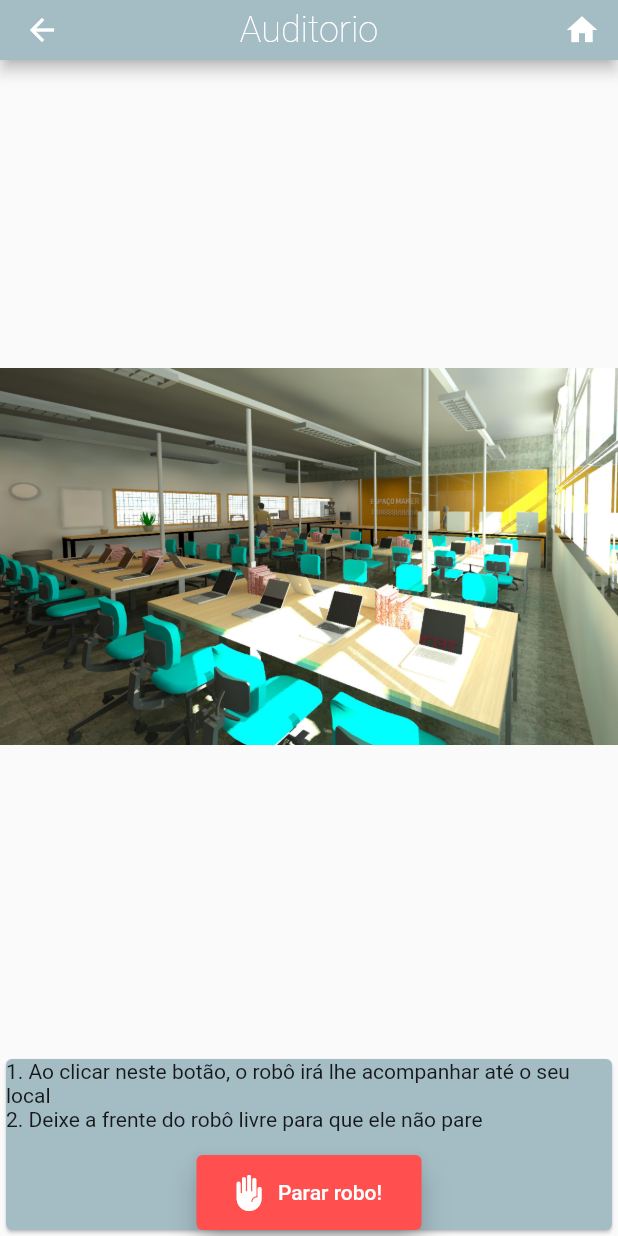
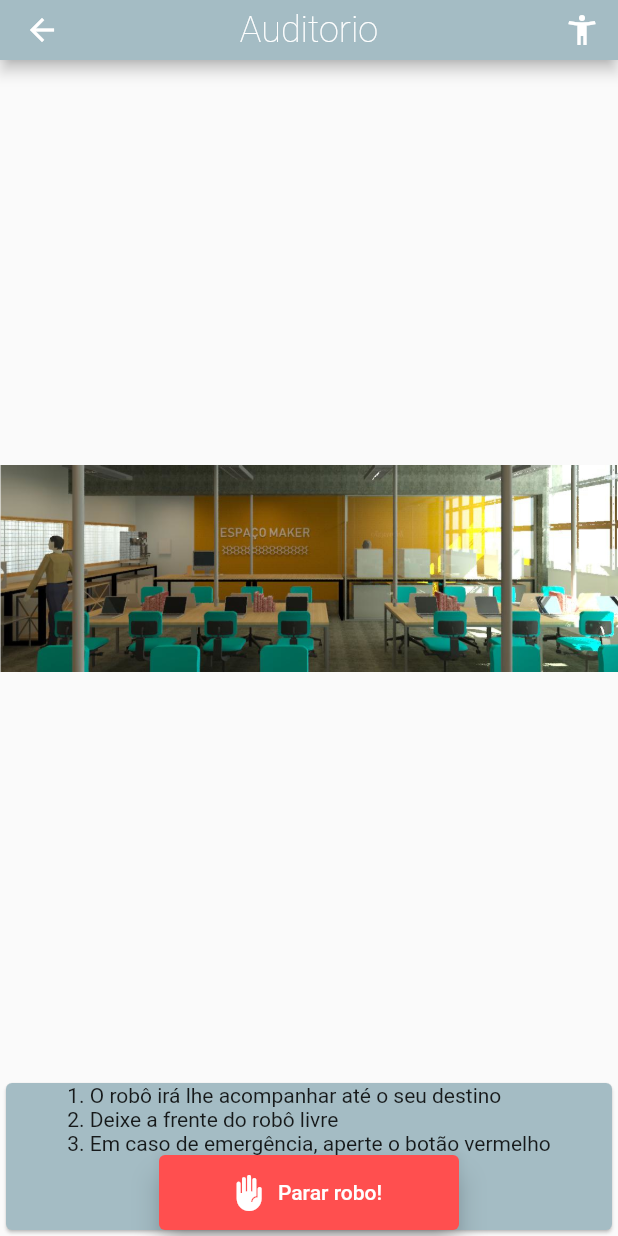
Before and after one commit to augustodsgv/app_robo, a Flutter app: the LocalizeMe screen opened directly, after a tap on an icon or button, on a phone screen of 412 x 824 dp. Run offline on Flutter 3.47's test engine with Material 2 defaults, Android fonts, the phone set to English and light mode, and no system bars; Roboto replaces fonts that are missing (Comfortaa).

Commit message:
Finalizando últimos detalhes

```diff
--- a/projeto/lib/components/walk_button.dart
+++ b/projeto/lib/components/walk_button.dart
@@ -1,12 +1,14 @@
 /**
+ * Programa : walk_button.dart
  * Descrição : Botão que mostras os locais a qual o robo irá
  * Autor : Augusto dos Santos
- * Data : 11/03/2023
+ * Última edição : 11/03/2023
  */
+///
 
 import 'package:flutter/material.dart';
-import 'package:projeto/cores.dart';
-import 'package:projeto/estilos.dart';
+import 'package:projeto/estilos/cores.dart';
+import 'package:projeto/estilos/fontes.dart';
 
 class WalkButton extends StatefulWidget {
   final Null Function() onPressed;
@@ -46,7 +48,7 @@ class _WalkButtonState extends State<WalkButton> {
             // Estilo do botão
             style: ElevatedButton.styleFrom(
               backgroundColor: widget.corBotao,
-              fixedSize: const Size(150, 50),
+              fixedSize: const Size(200, 50),
               elevation: 8,
               shadowColor: corSombra,
             ),
--- a/projeto/lib/localize_me.dart
+++ b/projeto/lib/localize_me.dart
@@ -1,15 +1,16 @@
-/*
-Descrição : Classe que implementa a tela do "oriente-me", que ajuda a pessoa a se orientar no dc
-Autro : Augusto dos Santos
+/**
+ * Programa : localize_me.dart
+ * Descrição : Classe que implementa a tela do "oriente-me", que ajuda a pessoa a se orientar no dc
+ * Autor : Augusto dos Santos
+ * Última edição : 13/03/2023
 */
+///
 import 'package:flutter/material.dart';
-import 'package:projeto/components/generic_icon_button.dart';
-import 'package:projeto/components/walk_button.dart';
-import 'package:projeto/cores.dart';
 import 'connect_back_end.dart';
-import 'estilos.dart';
-import 'package:projeto/components/generic_button.dart';
-import 'estilos.dart';
+import 'estilos/cores.dart';
+import 'components/generic_button.dart';
+import 'components/walk_button.dart';
+import 'estilos/fontes.dart';
 
 // Estados do robo
 enum EstadoRobo { esperando, carregando, andando }
@@ -31,6 +32,14 @@ class LocalizeMe extends StatelessWidget {
           centerTitle: true,
           backgroundColor: corAppBar,
           shadowColor: corSombra,
+          actions: [
+                IconButton(
+                  icon:
+                    const Icon(
+                      Icons.accessibility_new),
+                  onPressed: (){},
+                )
+              ],
         ),
       ),
 
@@ -194,6 +203,7 @@ class LocalizeMe extends StatelessWidget {
   }
 }
 
+// Pagina que mostra o local escolhido pela pessoa e mostra a opção de fazer o robô ir lá
 class MostraLocal extends StatefulWidget {
   final String lugar;
   const MostraLocal({super.key, required this.lugar});
@@ -222,21 +232,24 @@ class _MostraLocalState extends State<MostraLocal> {
             backgroundColor: corAppBar,
             shadowColor: corSombra,
             actions: [
-              IconButton(
-                icon: const Icon(Icons.home),
-                onPressed: () {},
-              )
-            ],
+                IconButton(
+                  icon:
+                    const Icon(
+                      Icons.accessibility_new),
+                  onPressed: (){},
+                )
+              ],
           ),
         ),
-        body: Column(children: [
+
+        body:
+        Column(children: [
           // Imagem do local
           Expanded(
               child: Image.asset(
-            'assets/fotos_locais/maker.jpg',
+            'assets/fotos_locais/maker_editado.jpg',
             //'assets/fotos_locais/${widget.lugar}.jpg',
           )),
-
           Row(
             children: [
               Expanded(
@@ -264,7 +277,7 @@ class _MostraLocalState extends State<MostraLocal> {
                           ? verdeBotaoTexto
                           : vermelhoBotaoTexto,
                       textoCard:
-                          '1. Ao clicar neste botão, o robô irá lhe acompanhar até o seu local\n2. Deixe a frente do robô livre para que ele não pare\n')),
+                          '1. O robô irá lhe acompanhar até o seu destino\n2. Deixe a frente do robô livre\n3. Em caso de emergência, aperte o botão vermelho')),
             ],
           )
         ]));
--- a/projeto/pubspec.yaml
+++ b/projeto/pubspec.yaml
@@ -65,6 +65,7 @@ flutter:
     - assets/fotos_locais/maker.jpg
     - assets/fotos_locais/maker_novo.jpg
     - assets/fotos_locais/mapa.png
+    - assets/fotos_locais/maker_editado.jpg
 
   # To add assets to your application, add an assets section, like this:
   # assets:
```
Also changed, not shown: projeto/lib/components/generic_button.dart (+5 -3 lines), projeto/lib/components/generic_icon_button.dart (+5 -3 lines), projeto/lib/connect_back_end.dart (+15 -8 lines), projeto/lib/estilos/cores.dart (renamed from projeto/lib/cores.dart, +8 -0 lines), projeto/lib/estilos/fontes.dart (renamed from projeto/lib/estilos.dart, +7 -4 lines), projeto/lib/home_page.dart (+9 -2 lines), projeto/lib/main.dart (+9 -2 lines), projeto/lib/nao_estou_bem.dart (+9 -3 lines), projeto/assets/fotos_locais/maker_editado.jpg (added).
